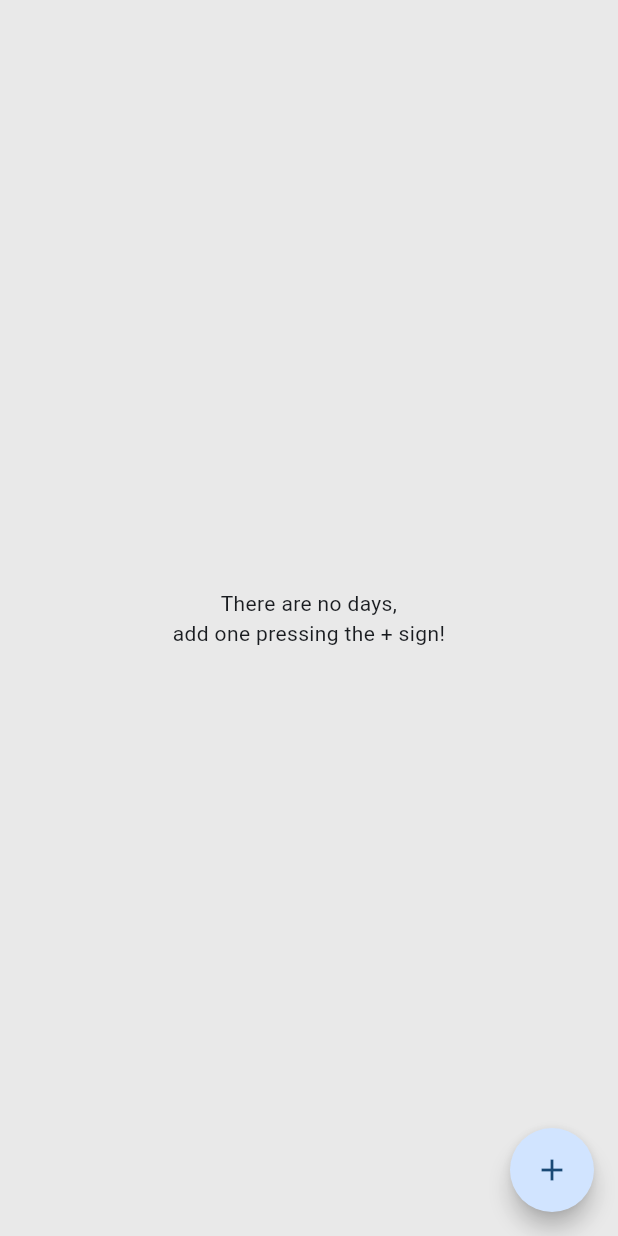
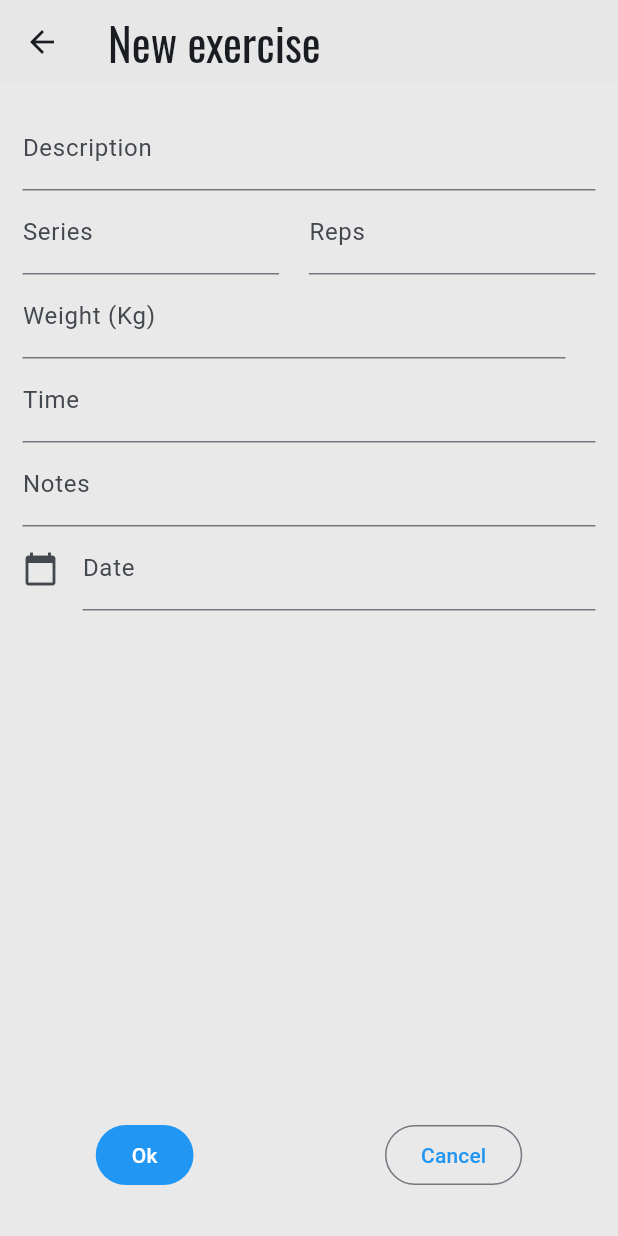
Before and after one commit to davgand/Workout-Manager, a Flutter app: the RecordPage screen opened directly with empty values, after a tap on the "add" icon, on a phone screen of 412 x 824 dp. Run offline on Flutter 3.47's test engine with Material 3 defaults, Android fonts, the phone set to English and light mode, and no system bars; our stand-ins replace flutter_slidable, google_fonts; missing offline and left inert: window_size; generated files the repository leaves out were written again.

Commit message:
Feat: added record section for logging PRs

```diff
--- a/lib/l10n/app_en.arb
+++ b/lib/l10n/app_en.arb
@@ -39,6 +39,7 @@
   "time": "Time",
   "weight": "Weight (Kg)",
   "notes": "Notes",
+  "date": "Date",
   "distance": "Distance",
   "enter_value_message": "Please enter a value",
   "day": "{count, plural, one{Day} other{Days}}",
--- a/lib/l10n/app_it.arb
+++ b/lib/l10n/app_it.arb
@@ -39,6 +39,7 @@
   "time": "Tempo",
   "weight": "Peso (Kg)",
   "notes": "Note",
+  "date": "Data",
   "distance": "Distanza",
   "enter_value_message": "Inserire un valore",
   "day": "{count, plural, one{Giorno} other{Giorni}}",
--- a/lib/src/constants/constants.dart
+++ b/lib/src/constants/constants.dart
@@ -6,6 +6,7 @@ class AppConstants {
 
   static const emptyValue = 0;
   static const emptyValueString = "";
+  static const dateFormat = "dd-MM-yyyy";
 
   static List<Day> dummyDays = [
     Day.create(id: "day1", description: "Day 1", exercises: [
--- a/lib/src/model/record.dart
+++ b/lib/src/model/record.dart
@@ -10,6 +10,7 @@ class Record extends Exercise {
     super.series = AppConstants.emptyValue,
     super.reps = AppConstants.emptyValue,
     super.time = AppConstants.emptyValue,
+    super.weight = AppConstants.emptyValue,
     super.notes = AppConstants.emptyValueString,
     DateTime? date,
   }) : date = date ?? DateTime.now();
@@ -21,6 +22,7 @@ class Record extends Exercise {
         series: json['series'],
         reps: json['reps'],
         time: json['time'],
+        weight: json['weight'],
         notes: json['notes'],
       );
 
@@ -33,6 +35,7 @@ class Record extends Exercise {
       'series': series,
       'reps': reps,
       'time': time,
+      'weight': weight,
       'notes': notes,
     };
   }
--- a/lib/src/model/workout.dart
+++ b/lib/src/model/workout.dart
@@ -101,6 +101,7 @@ class WorkoutModel extends ChangeNotifier {
     series,
     reps,
     time,
+    weight,
     notes,
     DateTime? date,
   }) {
@@ -112,6 +113,7 @@ class WorkoutModel extends ChangeNotifier {
         series: series,
         reps: reps,
         time: time,
+        weight: weight,
         notes: notes,
         date: date);
     records.add(record);
@@ -127,6 +129,7 @@ class WorkoutModel extends ChangeNotifier {
     series,
     reps,
     time,
+    weight,
     notes,
     DateTime? date,
   }) {
@@ -135,6 +138,7 @@ class WorkoutModel extends ChangeNotifier {
     records[recordId].series = series;
     records[recordId].reps = reps;
     records[recordId].time = time;
+    records[recordId].weight = weight;
     records[recordId].notes = notes;
     records[recordId].date = date;
 
--- a/lib/src/screens/record_page.dart
+++ b/lib/src/screens/record_page.dart
@@ -4,22 +4,30 @@ import 'package:provider/provider.dart';
 import 'package:workout_manager/src/constants/app_styles.dart';
 import 'package:workout_manager/src/model/record.dart';
 import 'package:workout_manager/src/model/workout.dart';
+import 'package:workout_manager/src/widgets/Record/record_edit.dart';
 import 'package:workout_manager/src/widgets/Record/record_item.dart';
 
 class RecordPage extends StatelessWidget {
   final List<Record> records;
 
   const RecordPage({
+    required this.records,
     super.key,
-    required this.records,
   });
 
   @override
   Widget build(BuildContext context) {
-    return Consumer<WorkoutModel>(builder: (_, workout, __) {
       return Scaffold(
           floatingActionButton: FloatingActionButton(
-            onPressed: () {},
+          heroTag: UniqueKey(),
+          onPressed: () {
+            Navigator.push(
+              context,
+              MaterialPageRoute(
+                builder: (context) => RecordEdit(),
+              ),
+            );
+          },
             shape: AppStyles.floatButtonShape,
             child: const Icon(Icons.add),
           ),
@@ -30,7 +38,8 @@ class RecordPage extends StatelessWidget {
                     textAlign: TextAlign.center,
                   ),
                 )
-              : ReorderableListView.builder(
+            : Consumer<WorkoutModel>(builder: (_, workout, __) {
+                return ReorderableListView.builder(
                   itemCount: records.length,
                   itemBuilder: (context, index) => RecordItem(
                         key: Key('$index'),
@@ -42,8 +51,8 @@ class RecordPage extends StatelessWidget {
                     }
                     context
                         .read<WorkoutModel>()
-                        .changeDayOrder(oldIndex, newIndex);
-                  }));
-    });
+                          .changeRecordOrder(oldIndex, newIndex);
+                    });
+              }));
   }
 }
--- a/lib/src/screens/timer_page.dart
+++ b/lib/src/screens/timer_page.dart
@@ -117,6 +117,7 @@ class TimerPageState extends State<TimerPage> {
                   buildButton(Icons.restart_alt_rounded, Palette.blue,
                       resetButtonPressed, false),
                 FloatingActionButton.large(
+                  heroTag: UniqueKey(),
                   shape: CircleBorder(),
                   backgroundColor: Palette.blue,
                   onPressed: playPausePressed,
--- /dev/null
+++ b/lib/src/widgets/Record/record_edit.dart
@@ -0,0 +1,311 @@
+import 'package:flutter/material.dart';
+import 'package:flutter/services.dart';
+import 'package:flutter_gen/gen_l10n/app_localizations.dart';
+import 'package:intl/intl.dart';
+import 'package:provider/provider.dart';
+import 'package:workout_manager/src/constants/constants.dart';
+import 'package:workout_manager/src/model/record.dart';
+import 'package:workout_manager/src/model/workout.dart';
+
+class RecordEdit extends StatefulWidget {
+  final Record? record;
+
+  RecordEdit([this.record]);
+
+  @override
+  State<RecordEdit> createState() => _RecordEditState();
+}
+
+class _RecordEditState extends State<RecordEdit> {
+  TextEditingController descriptionController = TextEditingController();
+  TextEditingController repsController = TextEditingController();
+  TextEditingController seriesController = TextEditingController();
+  TextEditingController restController = TextEditingController();
+  TextEditingController timeController = TextEditingController();
+  TextEditingController weightController = TextEditingController();
+  TextEditingController notesController = TextEditingController();
+  TextEditingController dateController = TextEditingController();
+  final _formKey = GlobalKey<FormState>();
+  Record? record;
+  bool isNew = true;
+
+  @override
+  initState() {
+    if (widget.record != null) {
+      isNew = false;
+      record = widget.record;
+      descriptionController = TextEditingController()..text = record!.name;
+      repsController = TextEditingController()
+        ..text = record!.reps == AppConstants.emptyValue
+            ? ""
+            : record!.reps.toString();
+      seriesController = TextEditingController()
+        ..text = record!.series == AppConstants.emptyValue
+            ? ""
+            : record!.series.toString();
+      restController = TextEditingController()
+        ..text = record!.rest == AppConstants.emptyValue
+            ? ""
+            : record!.rest.toString();
+      timeController = TextEditingController()
+        ..text = record!.time == AppConstants.emptyValue
+            ? ""
+            : record!.time.toString();
+      weightController = TextEditingController()
+        ..text = record!.weight == AppConstants.emptyValue
+            ? ""
+            : record!.weight.toString();
+      notesController = TextEditingController()..text = record!.notes;
+      dateController = TextEditingController()
+        ..text =
+            "${record!.date?.day}-${record!.date?.month}-${record!.date?.year}";
+    }
+    super.initState();
+  }
+
+  @override
+  Widget build(BuildContext context) {
+    return Scaffold(
+        appBar: AppBar(
+          backgroundColor: Theme.of(context).colorScheme.surface,
+          title: Text(isNew
+              ? AppLocalizations.of(context)!.add_new_exercise
+              : AppLocalizations.of(context)!.edit_exercise),
+        ),
+        body: Consumer<WorkoutModel>(builder: (_, workout, __) {
+          return Form(
+              key: _formKey,
+              child: Column(
+                  mainAxisAlignment: MainAxisAlignment.spaceBetween,
+                  children: [
+                    Expanded(
+                      child: ListView(
+                          shrinkWrap: true,
+                          padding: EdgeInsets.all(15.0),
+                          children: <Widget>[
+                            Column(children: [
+                              Row(
+                                children: [
+                                  Expanded(
+                                    child: TextFormField(
+                                      decoration: InputDecoration(
+                                        labelText: AppLocalizations.of(context)!
+                                            .description,
+                                      ),
+                                      textInputAction: TextInputAction.next,
+                                      controller: descriptionController,
+                                      validator: (value) =>
+                                          validateInput(value),
+                                    ),
+                                  ),
+                                ],
+                              ),
+                              Row(
+                                  mainAxisAlignment:
+                                      MainAxisAlignment.spaceEvenly,
+                                  children: [
+                                    Expanded(
+                                        child: Padding(
+                                      padding: EdgeInsets.fromLTRB(0, 0, 20, 0),
+                                      child: TextFormField(
+                                        keyboardType: TextInputType.number,
+                                        inputFormatters: [
+                                          FilteringTextInputFormatter.digitsOnly
+                                        ],
+                                        decoration: InputDecoration(
+                                            labelText:
+                                                AppLocalizations.of(context)!
+                                                    .series),
+                                        textInputAction: TextInputAction.next,
+                                        controller: seriesController,
+                                      ),
+                                    )),
+                                    Expanded(
+                                      child: TextFormField(
+                                        keyboardType: TextInputType.number,
+                                        inputFormatters: [
+                                          FilteringTextInputFormatter.digitsOnly
+                                        ],
+                                        decoration: InputDecoration(
+                                            labelText:
+                                                AppLocalizations.of(context)!
+                                                    .reps),
+                                        textInputAction: TextInputAction.next,
+                                        controller: repsController,
+                                      ),
+                                    ),
+                                  ]),
+                              Row(
+                                children: [
+                                  Expanded(
+                                      child: Padding(
+                                    padding: EdgeInsets.fromLTRB(0, 0, 20, 0),
+                                    child: TextFormField(
+                                      keyboardType: TextInputType.number,
+                                      inputFormatters: [
+                                        FilteringTextInputFormatter.digitsOnly
+                                      ],
+                                      decoration: InputDecoration(
+                                          labelText:
+                                              AppLocalizations.of(context)!
+                                                  .weight),
+                                      textInputAction: TextInputAction.next,
+                                      controller: weightController,
+                                    ),
+                                  )),
+                                ],
+                              ),
+                              Row(
+                                children: [
+                                  Expanded(
+                                    child: TextFormField(
+                                      keyboardType: TextInputType.number,
+                                      inputFormatters: [
+                                        FilteringTextInputFormatter.digitsOnly
+                                      ],
+                                      decoration: InputDecoration(
+                                          labelText:
+                                              AppLocalizations.of(context)!
+                                                  .time),
+                                      textInputAction: TextInputAction.next,
+                                      controller: timeController,
+                                    ),
+                                  ),
+                                ],
+                              ),
+                              Row(
+                                children: [
+                                  Expanded(
+                                    child: TextFormField(
+                                      decoration: InputDecoration(
+                                          labelText:
+                                              AppLocalizations.of(context)!
+                                                  .notes),
+                                      controller: notesController,
+                                      textInputAction: TextInputAction.next,
+                                    ),
+                                  ),
+                                ],
+                              ),
+                              Row(
+                                children: [
+                                  Expanded(
+                                    child: TextFormField(
+                                      decoration: InputDecoration(
+                                        labelText:
+                                            AppLocalizations.of(context)!.date,
+                                        icon: Icon(Icons
+                                            .calendar_today), //icon of text field
+                                      ),
+                                      readOnly: true,
+                                      controller: dateController,
+                                      textInputAction: TextInputAction.done,
+                                      onTap: () => _selectDate(context),
+                                    ),
+                                  )
+                                ],
+                              ),
+                            ]),
+                          ]),
+                    ),
+                    Padding(
+                        padding: EdgeInsets.only(bottom: 30),
+                        child: Row(
+                          mainAxisAlignment: MainAxisAlignment.spaceAround,
+                          children: [
+                            FilledButton(
+                              onPressed: () {
+                                saveRecord(context);
+                              },
+                              child: Text(AppLocalizations.of(context)!.ok),
+                            ),
+                            OutlinedButton(
+                              onPressed: () => {Navigator.of(context).pop()},
+                              child: Text(
+                                AppLocalizations.of(context)!.cancel,
+                              ),
+                            ),
+                          ],
+                        ))
+                  ]));
+        }));
+  }
+
+  @override
+  void dispose() {
+    // Clean up the controllers when the widget is disposed.
+    descriptionController.dispose();
+    repsController.dispose();
+    seriesController.dispose();
+    timeController.dispose();
+    weightController.dispose();
+    dateController.dispose();
+    notesController.dispose();
+    super.dispose();
+  }
+
+  String? validateInput(String? value) {
+    if (value == null || value.isEmpty) {
+      return AppLocalizations.of(context)!.enter_value_message;
+    }
+    return null;
+  }
+
+  _selectDate(BuildContext context) async {
+    DateTime? newSelectedDate = await showDatePicker(
+      context: context,
+      initialDate: record?.date ?? DateTime.now(),
+      firstDate: DateTime(2000),
+      lastDate: DateTime(2040),
+    );
+
+    if (newSelectedDate != null) {
+      setState(() {
+        dateController
+          ..text = DateFormat(AppConstants.dateFormat).format(newSelectedDate)
+          ..selection = TextSelection.fromPosition(TextPosition(
+              offset: dateController.text.length,
+              affinity: TextAffinity.upstream));
+      });
+    }
+  }
+
+  void saveRecord(BuildContext context) {
+    if (_formKey.currentState!.validate()) {
+      String description = descriptionController.text;
+      int reps = int.tryParse(repsController.text) ?? AppConstants.emptyValue;
+      int series =
+          int.tryParse(seriesController.text) ?? AppConstants.emptyValue;
+      int time = int.tryParse(timeController.text) ?? AppConstants.emptyValue;
+      int weight =
+          int.tryParse(weightController.text) ?? AppConstants.emptyValue;
+      String notes = notesController.text;
+      DateTime date = DateFormat(AppConstants.dateFormat)
+              .tryParse(dateController.text) ??
+          DateFormat(AppConstants.dateFormat).parse(
+              "${DateTime.now().day}-${DateTime.now().month}-${DateTime.now().year}");
+
+      if (isNew) {
+        context.read<WorkoutModel>().addRecord(
+            name: description,
+            series: series,
+            reps: reps,
+            time: time,
+            weight: weight,
+            notes: notes,
+            date: date);
+      } else {
+        context.read<WorkoutModel>().editRecord(
+            record: record!,
+            name: description,
+            series: series,
+            reps: reps,
+            time: time,
+            weight: weight,
+            notes: notes,
+            date: date);
+      }
+      Navigator.of(context).pop();
+    }
+  }
+}
--- a/lib/src/widgets/Record/record_item.dart
+++ b/lib/src/widgets/Record/record_item.dart
@@ -1,14 +1,13 @@
 import 'package:flutter/material.dart';
+import 'package:flutter_gen/gen_l10n/app_localizations.dart';
 import 'package:flutter_slidable/flutter_slidable.dart';
 import 'package:provider/provider.dart';
 import 'package:workout_manager/src/constants/constants.dart';
 import 'package:workout_manager/src/constants/enums.dart';
-import 'package:workout_manager/src/model/day.dart';
+import 'package:workout_manager/src/model/exercise.dart';
 import 'package:workout_manager/src/model/record.dart';
-import 'package:workout_manager/src/model/exercise.dart';
 import 'package:workout_manager/src/model/workout.dart';
-import 'package:flutter_gen/gen_l10n/app_localizations.dart';
-import 'package:workout_manager/src/widgets/Exercise/exercise_edit.dart';
+import 'package:workout_manager/src/widgets/Record/record_edit.dart';
 import 'package:workout_manager/src/widgets/slidable_action.dart';
 
 class RecordItem extends StatelessWidget {
@@ -27,17 +26,17 @@ class RecordItem extends StatelessWidget {
           startActionPane: ActionPane(
             motion: const DrawerMotion(),
             children: [
-              // SlidableActionList(
-              //     action: ActionEnum.edit,
-              //     onPressed: (context) => Navigator.push(
-              //         context,
-              //         MaterialPageRoute(
-              //           builder: (context) => ExerciseEdit(day, record),
-              //         ))),
-              // SlidableActionList(
-              //   action: ActionEnum.delete,
-              //   onPressed: (context) => deleteExercise(context, day, record),
-              // ),
+              SlidableActionList(
+                  action: ActionEnum.edit,
+                  onPressed: (context) => Navigator.push(
+                      context,
+                      MaterialPageRoute(
+                        builder: (context) => RecordEdit(record),
+                      ))),
+              SlidableActionList(
+                action: ActionEnum.delete,
+                onPressed: (context) => deleteRecord(context, record),
+              ),
             ],
           ),
           child: ListTile(
@@ -59,14 +58,20 @@ class RecordItem extends StatelessWidget {
                       child: Column(
                           crossAxisAlignment: CrossAxisAlignment.center,
                           children: [
-                            if (record.reps == AppConstants.emptyValue)
+                            if (record.series != AppConstants.emptyValue &&
+                                record.reps != AppConstants.emptyValue)
+                              Text(
+                                  style: Theme.of(context).textTheme.bodyLarge,
+                                  "${record.series} x ${record.reps}")
+                            else
+                            if (record.reps != AppConstants.emptyValue)
+                              Text(
+                                  style: Theme.of(context).textTheme.bodyLarge,
+                                  "${record.reps}"),
+                            if (record.series != AppConstants.emptyValue)
                               Text(
                                   style: Theme.of(context).textTheme.bodyLarge,
                                   "${record.series}")
-                            else
-                              Text(
-                                  style: Theme.of(context).textTheme.bodyLarge,
-                                  "${record.series} x ${record.reps}"),
                           ])),
                   if (record.weight != AppConstants.emptyValue)
                     Expanded(
@@ -77,16 +82,6 @@ class RecordItem extends StatelessWidget {
                               Text(
                                   style: Theme.of(context).textTheme.bodyLarge,
                                   "${record.weight} kg"),
-                            ])),
-                  if (record.rest != AppConstants.emptyValue)
-                    Expanded(
-                        flex: 1,
-                        child: Column(
-                            crossAxisAlignment: CrossAxisAlignment.center,
-                            children: [
-                              Text(
-                                  style: Theme.of(context).textTheme.bodyLarge,
-                                  "${record.rest} s"),
                             ])),
                   if (record.time != AppConstants.emptyValue)
                     Expanded(
@@ -127,8 +122,7 @@ class RecordItem extends StatelessWidget {
         });
   }
 
-  Future<void> deleteExercise(
-      BuildContext context, Day day, Exercise exercise) {
+  Future<void> deleteRecord(BuildContext context, Record record) {
     return showDialog<void>(
         context: context,
         barrierDismissible: false, // user must tap button
@@ -141,7 +135,7 @@ class RecordItem extends StatelessWidget {
               child: ListBody(
                 children: <Widget>[
                   Text(AppLocalizations.of(context)!
-                      .delete_exercise_list_dialog_body(exercise.name)),
+                      .delete_exercise_list_dialog_body(record.name)),
                 ],
               ),
             ),
@@ -149,7 +143,7 @@ class RecordItem extends StatelessWidget {
               TextButton(
                 child: Text(AppLocalizations.of(context)!.yes),
                 onPressed: () {
-                  context.read<WorkoutModel>().deleteExercise(day, exercise);
+                  context.read<WorkoutModel>().deleteRecord(record);
                   Navigator.of(context).pop();
                 },
               ),
```
